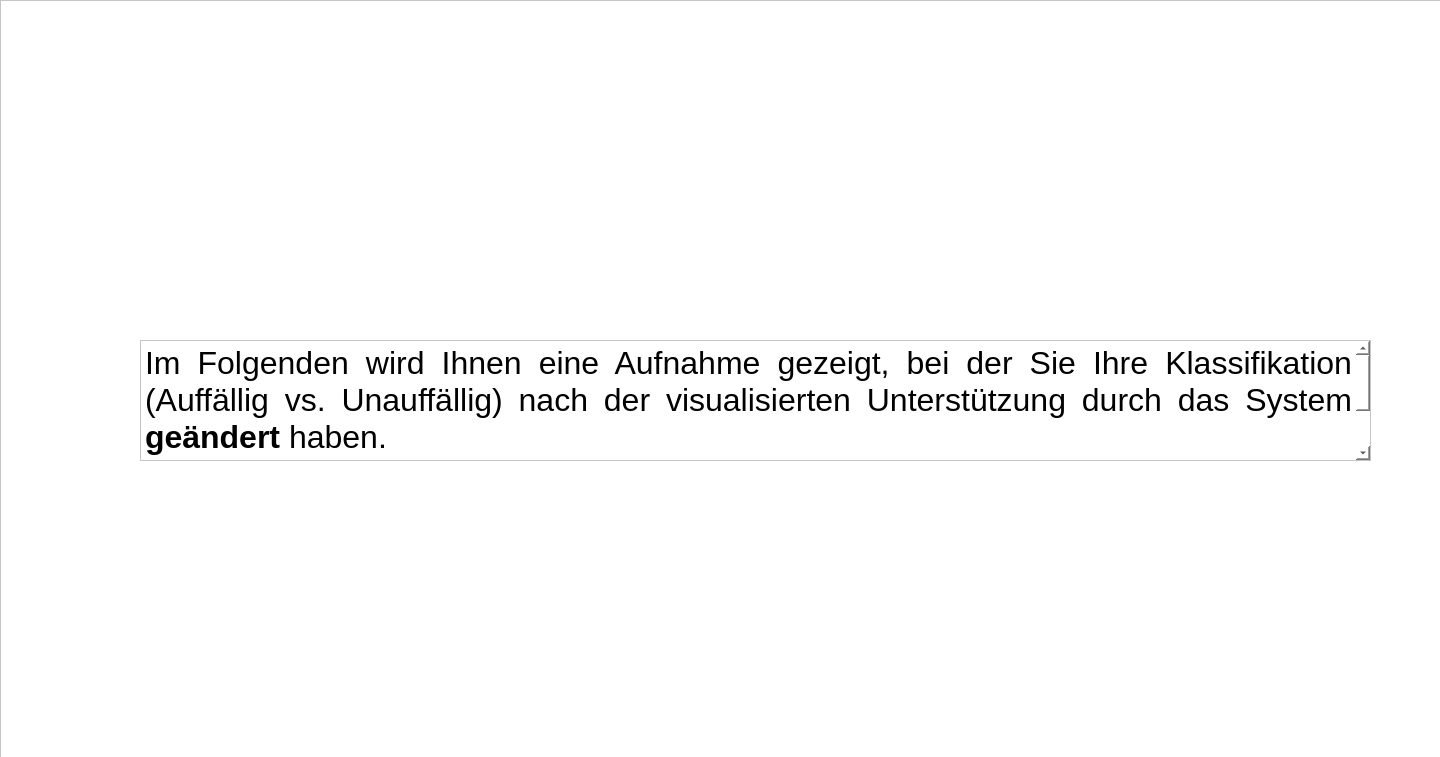
Qt form forms/CAA_posttrial2.ui (IKI-Lab/auscultation_AI_noise_exp) before a commit.
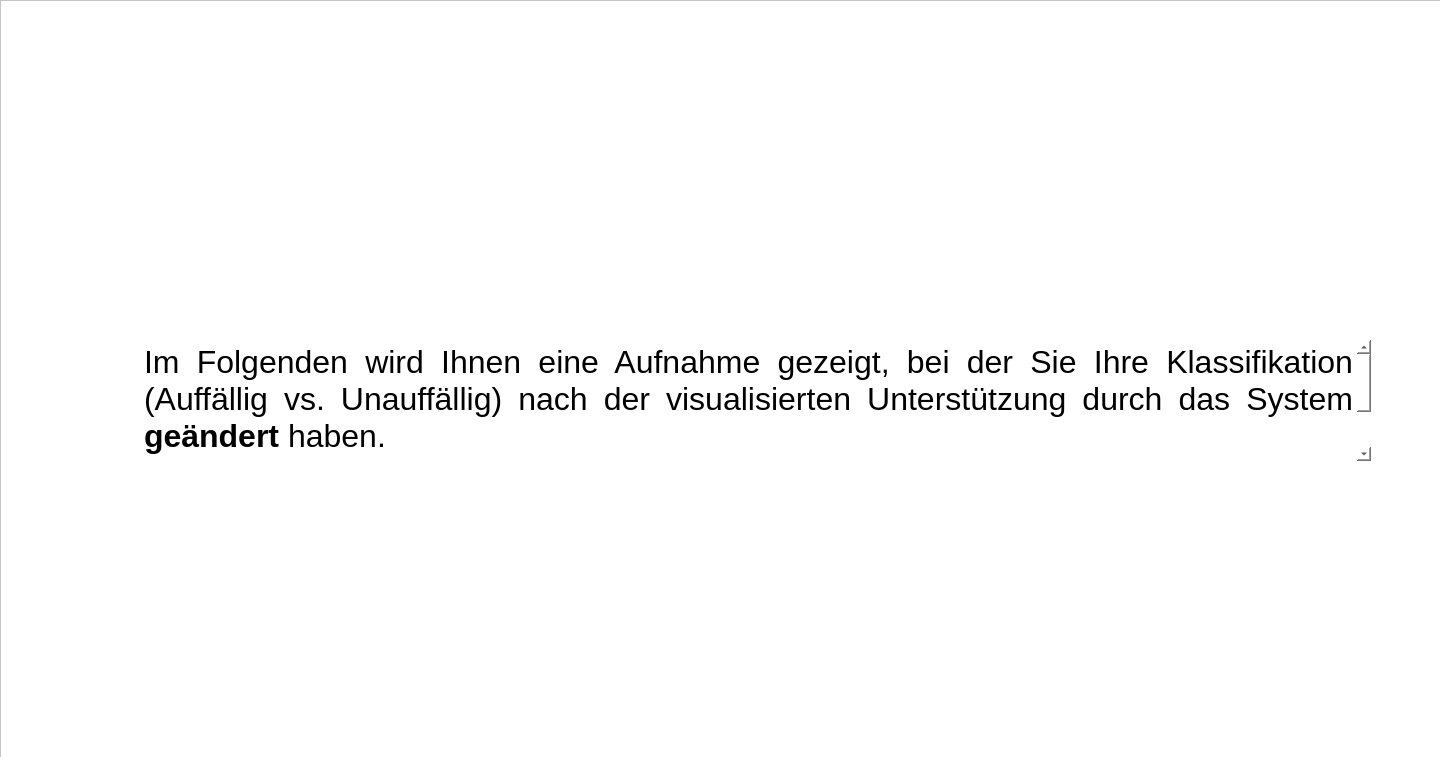
The same form after that commit.

What changed in the file:
```diff
--- a/forms/CAA_posttrial2.ui
+++ b/forms/CAA_posttrial2.ui
@@ -68,6 +68,9 @@
       <height>121</height>
      </rect>
     </property>
+    <property name="frameShape">
+     <enum>QFrame::NoFrame</enum>
+    </property>
     <property name="html">
      <string>&lt;!DOCTYPE HTML PUBLIC &quot;-//W3C//DTD HTML 4.0//EN&quot; &quot;http://www.w3.org/TR/REC-html40/strict.dtd&quot;&gt;
 &lt;html&gt;&lt;head&gt;&lt;meta name=&quot;qrichtext&quot; content=&quot;1&quot; /&gt;&lt;style type=&quot;text/css&quot;&gt;
```
